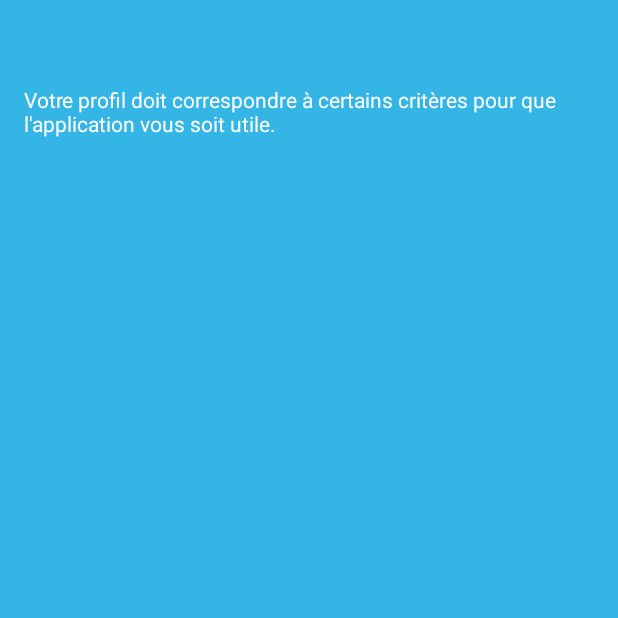
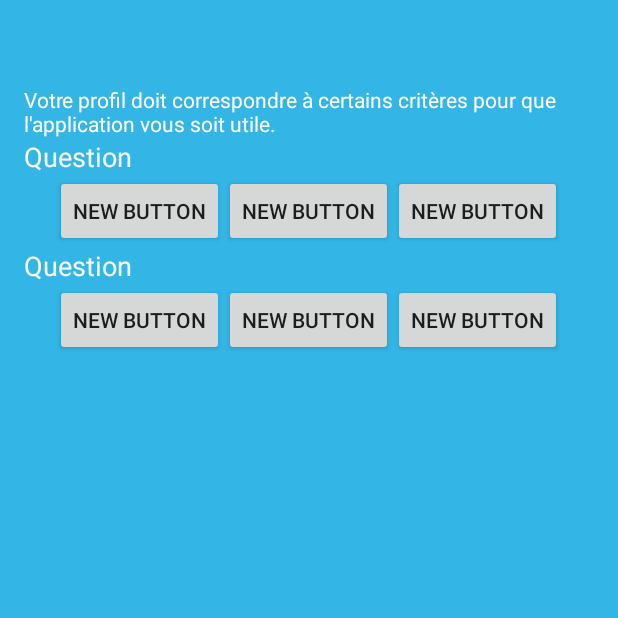
Before and after one commit to Alexcouter/CreanTreprise, an Android app: the QuestionnaireEntree screen opened directly, with no data from a screen before it, on a phone screen of 412 x 824 dp, the top half of it. Run offline under Robolectric (Android 15) with nearby library versions, the phone set to English and light mode, and no system bars.

Commit message:
Autres trucs3

```diff
--- a/app/src/main/res/layout/activity_questionnaire_entree.xml
+++ b/app/src/main/res/layout/activity_questionnaire_entree.xml
@@ -6,6 +6,7 @@
     android:paddingBottom="@dimen/activity_vertical_margin"
     tools:context="com.example.creantreprise.QuestionnaireEntree"
     android:background="#33b5e5">
+
 
     <ScrollView
         android:layout_width="wrap_content"
@@ -41,4 +42,79 @@
                 android:layout_weight="0.03" />
         </LinearLayout>
     </ScrollView>
+
+    <TextView
+        android:layout_width="wrap_content"
+        android:layout_height="wrap_content"
+        android:textAppearance="?android:attr/textAppearanceMedium"
+        android:text="Question"
+        android:id="@+id/textView"
+        android:layout_below="@+id/scrollView"
+        android:layout_alignParentLeft="true"
+        android:layout_alignParentStart="true"
+        android:textColor="@color/background_material_light" />
+
+    <Button
+        android:layout_width="wrap_content"
+        android:layout_height="wrap_content"
+        android:text="New Button"
+        android:id="@+id/button"
+        android:layout_below="@+id/textView"
+        android:layout_centerHorizontal="true" />
+
+    <Button
+        android:layout_width="wrap_content"
+        android:layout_height="wrap_content"
+        android:text="New Button"
+        android:id="@+id/button2"
+        android:layout_alignBottom="@+id/button"
+        android:layout_toLeftOf="@+id/button"
+        android:layout_toStartOf="@+id/button" />
+
+    <Button
+        android:layout_width="wrap_content"
+        android:layout_height="wrap_content"
+        android:text="New Button"
+        android:id="@+id/button3"
+        android:layout_alignBottom="@+id/button"
+        android:layout_toRightOf="@+id/button"
+        android:layout_toEndOf="@+id/button" />
+
+    <TextView
+        android:layout_width="wrap_content"
+        android:layout_height="wrap_content"
+        android:textAppearance="?android:attr/textAppearanceMedium"
+        android:text="Question"
+        android:id="@+id/textView2"
+        android:textColor="@color/background_material_light"
+        android:layout_below="@+id/button2"
+        android:layout_alignParentLeft="true"
+        android:layout_alignParentStart="true" />
+
+    <Button
+        android:layout_width="wrap_content"
+        android:layout_height="wrap_content"
+        android:text="New Button"
+        android:id="@+id/button4"
+        android:layout_toStartOf="@+id/button3"
+        android:layout_below="@+id/textView2"
+        android:layout_toLeftOf="@+id/button3" />
+
+    <Button
+        android:layout_width="wrap_content"
+        android:layout_height="wrap_content"
+        android:text="New Button"
+        android:id="@+id/button5"
+        android:layout_toEndOf="@+id/button4"
+        android:layout_alignBottom="@+id/button4"
+        android:layout_toRightOf="@+id/button4" />
+
+    <Button
+        android:layout_width="wrap_content"
+        android:layout_height="wrap_content"
+        android:text="New Button"
+        android:id="@+id/button6"
+        android:layout_toStartOf="@+id/button4"
+        android:layout_alignBottom="@+id/button4"
+        android:layout_toLeftOf="@+id/button4" />
 </RelativeLayout>
```
Also changed, not shown: 1 other file.
